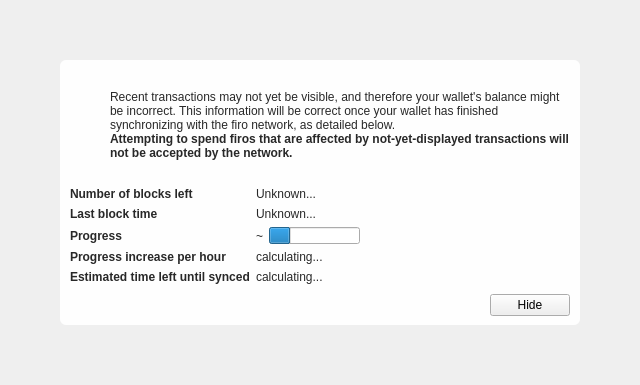
Before: the Qt Designer form src/qt/forms/modaloverlay.ui in firoorg/firo, drawn with Qt 5.
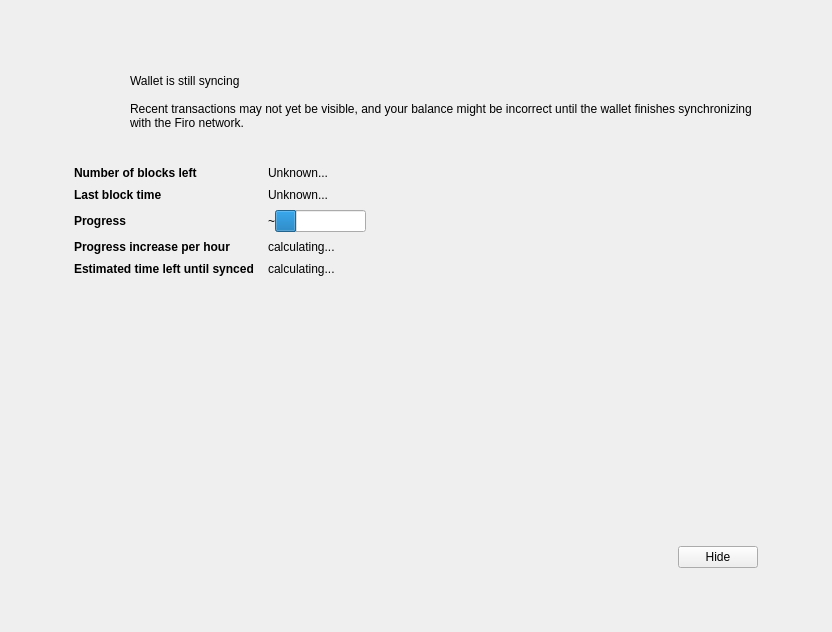
After: the same form once the commit is applied. Icons and pictures are not drawn. Custom widgets are drawn as their Qt base class.

Commit message: Qt: Redesign wallet UI with light/dark theme support (#1914)

```diff
--- a/src/qt/forms/modaloverlay.ui
+++ b/src/qt/forms/modaloverlay.ui
@@ -36,49 +36,59 @@
      </property>
      <layout class="QVBoxLayout" name="verticalLayoutMain" stretch="1">
       <property name="leftMargin">
-       <number>60</number>
+       <number>36</number>
       </property>
       <property name="topMargin">
-       <number>60</number>
+       <number>36</number>
       </property>
       <property name="rightMargin">
-       <number>60</number>
+       <number>36</number>
       </property>
       <property name="bottomMargin">
-       <number>60</number>
+       <number>36</number>
       </property>
-      <item>
+      <item alignment="Qt::AlignCenter">
        <widget class="QWidget" name="contentWidget" native="true">
+        <property name="minimumSize">
+         <size>
+          <width>760</width>
+          <height>560</height>
+         </size>
+        </property>
+        <property name="maximumSize">
+         <size>
+          <width>860</width>
+          <height>620</height>
+         </size>
+        </property>
         <property name="styleSheet">
-         <string notr="true">#contentWidget { background: rgba(255,255,255,240); border-radius: 6px; }
-
-QLabel { color: rgb(40,40,40);  }</string>
+         <string notr="true"/>
         </property>
-        <layout class="QVBoxLayout" name="verticalLayoutSub" stretch="1,0,0,0">
+        <layout class="QVBoxLayout" name="verticalLayoutSub" stretch="0,0,1,0">
          <property name="spacing">
-          <number>0</number>
+          <number>14</number>
          </property>
          <property name="leftMargin">
-          <number>10</number>
+          <number>38</number>
          </property>
          <property name="topMargin">
-          <number>10</number>
+          <number>32</number>
          </property>
          <property name="rightMargin">
-          <number>10</number>
+          <number>38</number>
          </property>
          <property name="bottomMargin">
-          <number>10</number>
+          <number>28</number>
          </property>
          <item>
           <layout class="QHBoxLayout" name="horizontalLayoutIconText" stretch="0,1">
            <property name="topMargin">
-            <number>20</number>
+            <number>4</number>
            </property>
            <item>
             <layout class="QVBoxLayout" name="verticalLayoutIcon">
              <property name="leftMargin">
-              <number>0</number>
+              <number>2</number>
              </property>
              <item>
               <widget class="QPushButton" name="warningIcon">
@@ -95,8 +105,8 @@
                </property>
                <property name="iconSize">
                 <size>
-                 <width>48</width>
-                 <height>48</height>
+                 <width>40</width>
+                 <height>40</height>
                 </size>
                </property>
                <property name="flat">
@@ -112,7 +122,7 @@
                <property name="sizeHint" stdset="0">
                 <size>
                  <width>20</width>
-                 <height>40</height>
+                 <height>18</height>
                 </size>
                </property>
               </spacer>
@@ -125,12 +135,19 @@
               <number>0</number>
              </property>
              <property name="topMargin">
-              <number>0</number>
+              <number>2</number>
              </property>
+             <item>
+              <widget class="QLabel" name="titleLabel">
+               <property name="text">
+                <string>Wallet is still syncing</string>
+               </property>
+              </widget>
+             </item>
              <item>
               <widget class="QLabel" name="infoText">
                <property name="text">
-                <string>Recent transactions may not yet be visible, and therefore your wallet's balance might be incorrect. This information will be correct once your wallet has finished synchronizing with the firo network, as detailed below.</string>
+                <string>Recent transactions may not yet be visible, and your balance might be incorrect until the wallet finishes synchronizing with the Firo network.</string>
                </property>
                <property name="textFormat">
                 <enum>Qt::RichText</enum>
@@ -140,38 +157,6 @@
                </property>
               </widget>
              </item>
-             <item>
-              <widget class="QLabel" name="infoTextStrong">
-               <property name="font">
-                <font>
-                 <weight>75</weight>
-                 <bold>true</bold>
-                </font>
-               </property>
-               <property name="text">
-                <string>Attempting to spend firos that are affected by not-yet-displayed transactions will not be accepted by the network.</string>
-               </property>
-               <property name="textFormat">
-                <enum>Qt::RichText</enum>
-               </property>
-               <property name="wordWrap">
-                <bool>true</bool>
-               </property>
-              </widget>
-             </item>
-             <item>
-              <spacer name="verticalSpacerInTextSpace">
-               <property name="orientation">
-                <enum>Qt::Vertical</enum>
-               </property>
-               <property name="sizeHint" stdset="0">
-                <size>
-                 <width>20</width>
-                 <height>40</height>
-                </size>
-               </property>
-              </spacer>
-             </item>
             </layout>
            </item>
           </layout>
@@ -184,7 +169,7 @@
            <property name="sizeHint" stdset="0">
             <size>
              <width>20</width>
-             <height>40</height>
+             <height>18</height>
             </size>
            </property>
           </spacer>
@@ -195,13 +180,13 @@
             <enum>QFormLayout::FieldsStayAtSizeHint</enum>
            </property>
            <property name="horizontalSpacing">
-            <number>6</number>
+            <number>14</number>
            </property>
            <property name="verticalSpacing">
-            <number>6</number>
+            <number>8</number>
            </property>
            <property name="topMargin">
-            <number>10</number>
+            <number>4</number>
            </property>
            <item row="0" column="0">
             <widget class="QLabel" name="labelNumberOfBlocksLeft">
@@ -328,20 +313,23 @@
          <item>
           <layout class="QHBoxLayout" name="horizontalLayoutButtons">
            <property name="leftMargin">
-            <number>10</number>
+            <number>0</number>
            </property>
            <property name="topMargin">
-            <number>10</number>
+            <number>12</number>
            </property>
            <item>
             <spacer name="horizontalSpacer">
              <property name="orientation">
               <enum>Qt::Horizontal</enum>
              </property>
+             <property name="sizeType">
+              <enum>QSizePolicy::Expanding</enum>
+             </property>
              <property name="sizeHint" stdset="0">
               <size>
-               <width>40</width>
-               <height>20</height>
+               <width>0</width>
+               <height>0</height>
               </size>
              </property>
             </spacer>
```
The commit also changes 149 other files.
